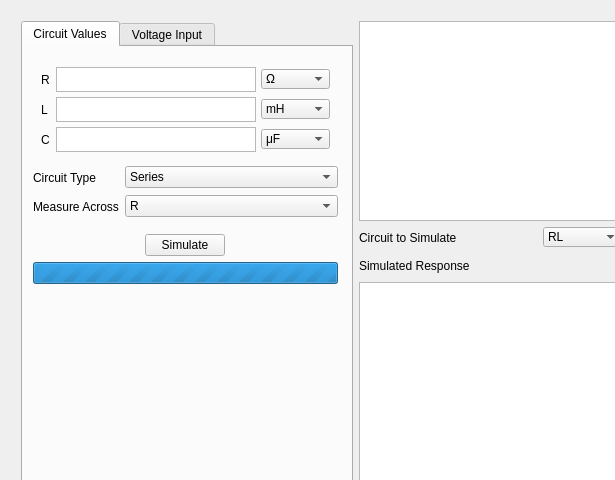
Before: the Qt Designer form graphical-rlc/mainwidget.ui in blaksmith205/graphical-rlc, drawn with Qt 5.
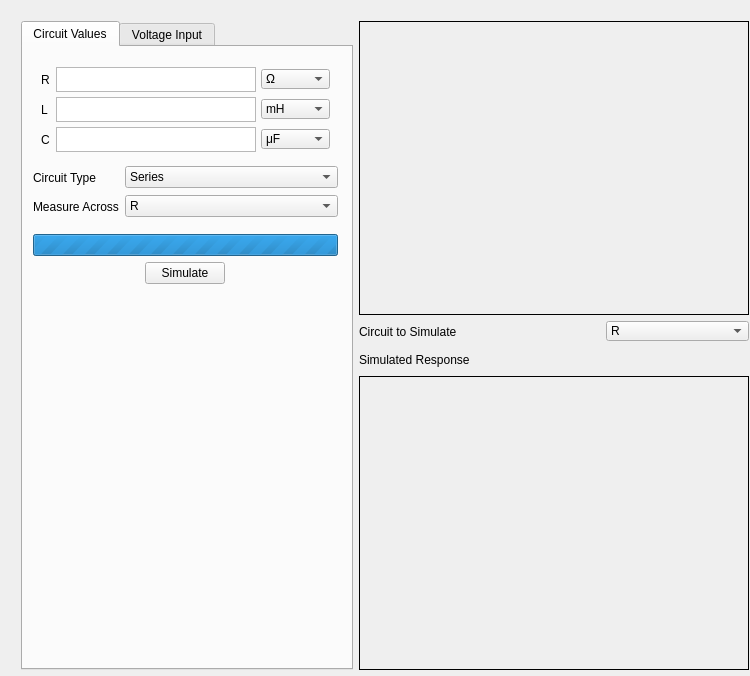
After: the same form once the commit is applied. Icons and pictures are not drawn.

The edit to the form file:
```diff
--- a/graphical-rlc/mainwidget.ui
+++ b/graphical-rlc/mainwidget.ui
@@ -6,20 +6,20 @@
    <rect>
     <x>0</x>
     <y>0</y>
-    <width>615</width>
-    <height>480</height>
+    <width>750</width>
+    <height>676</height>
    </rect>
   </property>
   <property name="minimumSize">
    <size>
-    <width>615</width>
-    <height>480</height>
+    <width>750</width>
+    <height>676</height>
    </size>
   </property>
   <property name="maximumSize">
    <size>
-    <width>615</width>
-    <height>480</height>
+    <width>2000</width>
+    <height>2000</height>
    </size>
   </property>
   <property name="windowTitle">
@@ -30,8 +30,8 @@
     <rect>
      <x>10</x>
      <y>10</y>
-     <width>611</width>
-     <height>531</height>
+     <width>732</width>
+     <height>655</height>
     </rect>
    </property>
    <layout class="QHBoxLayout" name="horizontalLayout">
@@ -400,13 +400,6 @@
            </item>
           </layout>
          </item>
-         <item alignment="Qt::AlignHCenter">
-          <widget class="QPushButton" name="simulateButton">
-           <property name="text">
-            <string>Simulate</string>
-           </property>
-          </widget>
-         </item>
          <item>
           <widget class="QProgressBar" name="progressBar">
            <property name="maximum">
@@ -420,6 +413,13 @@
            </property>
           </widget>
          </item>
+         <item alignment="Qt::AlignHCenter">
+          <widget class="QPushButton" name="simulateButton">
+           <property name="text">
+            <string>Simulate</string>
+           </property>
+          </widget>
+         </item>
         </layout>
        </widget>
       </widget>
@@ -777,19 +777,31 @@
        <number>5</number>
       </property>
       <item>
-       <widget class="QGraphicsView" name="circuitsPreview">
+       <widget class="QLabel" name="circuitsPreview">
         <property name="sizePolicy">
-         <sizepolicy hsizetype="Expanding" vsizetype="Expanding">
+         <sizepolicy hsizetype="Fixed" vsizetype="Fixed">
           <horstretch>0</horstretch>
           <verstretch>0</verstretch>
          </sizepolicy>
         </property>
         <property name="minimumSize">
          <size>
-          <width>200</width>
-          <height>200</height>
+          <width>390</width>
+          <height>294</height>
          </size>
         </property>
+        <property name="frameShape">
+         <enum>QFrame::Box</enum>
+        </property>
+        <property name="text">
+         <string/>
+        </property>
+        <property name="pixmap">
+         <pixmap resource="mainwidget.qrc">:/MainWidget/Resources/AC_R_circuit.png</pixmap>
+        </property>
+        <property name="scaledContents">
+         <bool>true</bool>
+        </property>
        </widget>
       </item>
       <item>
@@ -855,6 +867,11 @@
             <height>20</height>
            </size>
           </property>
+          <item>
+           <property name="text">
+            <string>R</string>
+           </property>
+          </item>
           <item>
            <property name="text">
             <string>RL</string>
@@ -897,19 +914,28 @@
        </widget>
       </item>
       <item>
-       <widget class="QGraphicsView" name="simulationOutput">
+       <widget class="QLabel" name="simulationOutput">
         <property name="sizePolicy">
-         <sizepolicy hsizetype="Expanding" vsizetype="Expanding">
+         <sizepolicy hsizetype="Fixed" vsizetype="Fixed">
           <horstretch>0</horstretch>
           <verstretch>0</verstretch>
          </sizepolicy>
         </property>
         <property name="minimumSize">
          <size>
-          <width>200</width>
-          <height>200</height>
+          <width>390</width>
+          <height>294</height>
          </size>
         </property>
+        <property name="frameShape">
+         <enum>QFrame::Box</enum>
+        </property>
+        <property name="text">
+         <string/>
+        </property>
+        <property name="scaledContents">
+         <bool>true</bool>
+        </property>
        </widget>
       </item>
      </layout>
```
